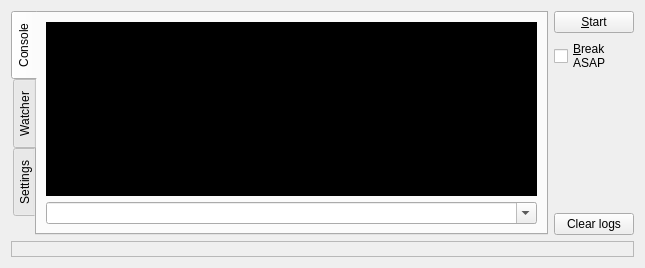
Qt form plugins/debugger/DebuggerWidget.ui (mupuf/arduide) before a commit.
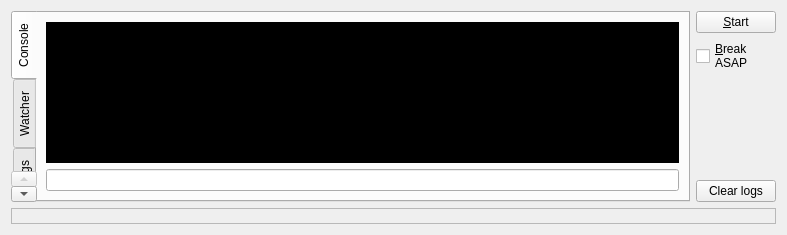
The same form after that commit. Custom widgets are drawn as their Qt base class.

Commit message: Add shell support to the GUI. It is still very incomplete but hey, it works ;)

Patch:
```diff
--- a/plugins/debugger/DebuggerWidget.ui
+++ b/plugins/debugger/DebuggerWidget.ui
@@ -6,8 +6,8 @@
    <rect>
     <x>0</x>
     <y>0</y>
-    <width>645</width>
-    <height>268</height>
+    <width>787</width>
+    <height>235</height>
    </rect>
   </property>
   <property name="windowTitle">
@@ -39,11 +39,7 @@
             </widget>
            </item>
            <item>
-            <widget class="QComboBox" name="commandBox">
-             <property name="editable">
-              <bool>true</bool>
-             </property>
-            </widget>
+            <widget class="QLineEdit" name="commandEdit"/>
            </item>
           </layout>
          </widget>
```
The commit also changes 5 other files.
